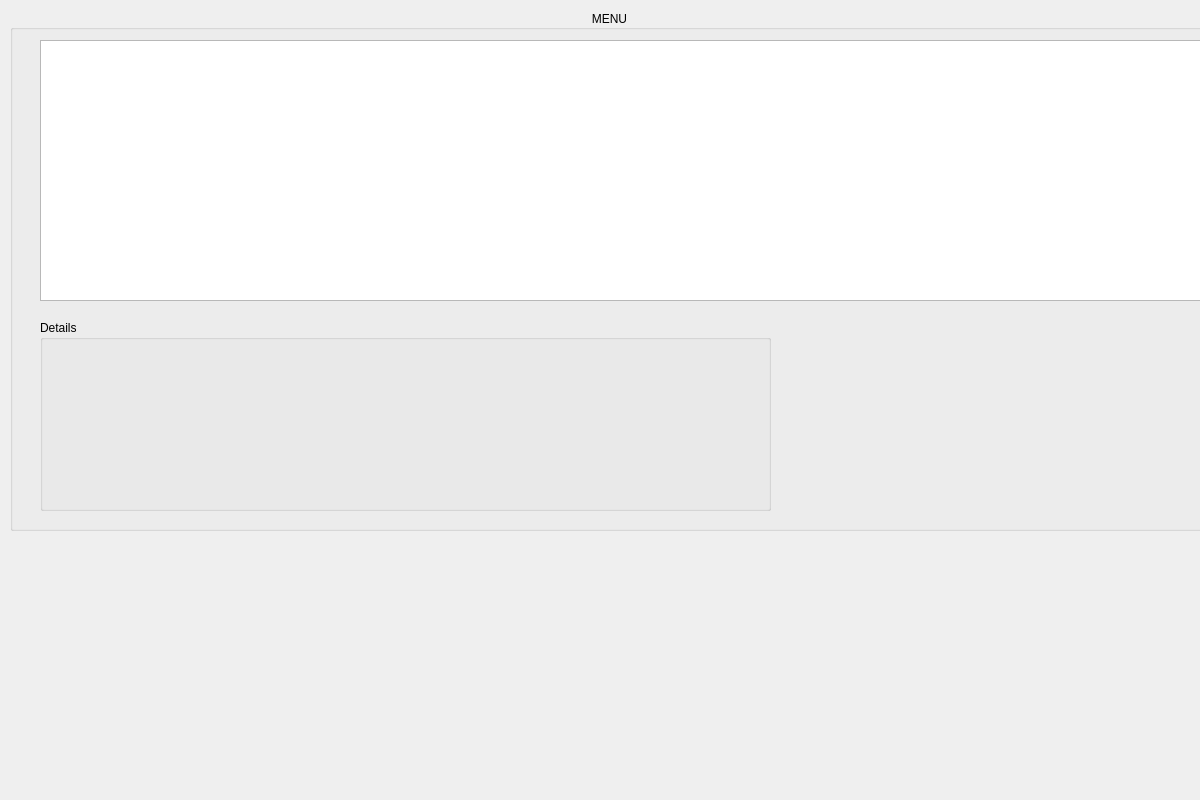
First picture: the form in menuwindow.ui, repository zhangzw16/Restaurant, before the edit.
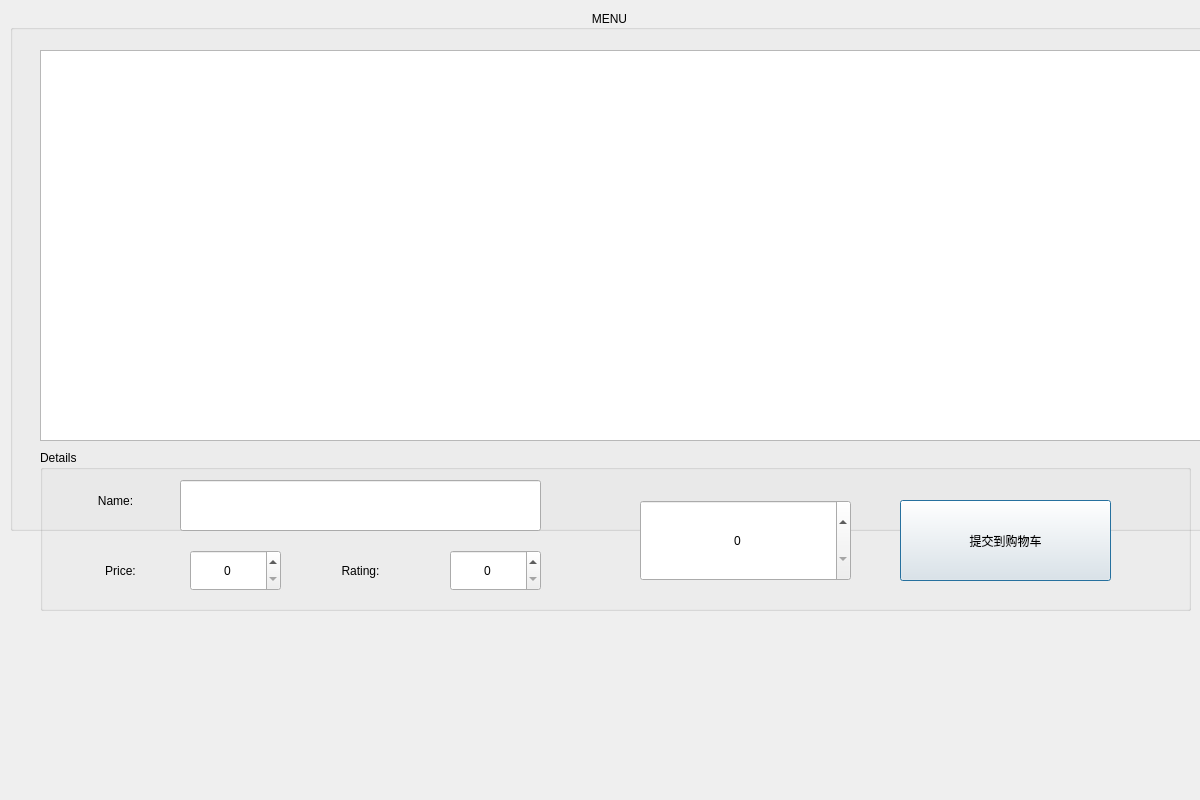
Second picture: the form after the edit.

Patch:
```diff
--- a/menuwindow.ui
+++ b/menuwindow.ui
@@ -44,9 +44,9 @@
     <property name="geometry">
      <rect>
       <x>30</x>
-      <y>30</y>
+      <y>40</y>
       <width>1200</width>
-      <height>261</height>
+      <height>391</height>
      </rect>
     </property>
     <property name="minimumSize">
@@ -56,17 +56,130 @@
      </size>
     </property>
    </widget>
-   <widget class="QGroupBox" name="groupBox_2">
+  </widget>
+  <widget class="QGroupBox" name="groupBox_2">
+   <property name="geometry">
+    <rect>
+     <x>40</x>
+     <y>450</y>
+     <width>1151</width>
+     <height>161</height>
+    </rect>
+   </property>
+   <property name="title">
+    <string>Details</string>
+   </property>
+   <widget class="QLabel" name="label">
     <property name="geometry">
      <rect>
-      <x>30</x>
-      <y>310</y>
-      <width>731</width>
-      <height>191</height>
+      <x>20</x>
+      <y>30</y>
+      <width>111</width>
+      <height>41</height>
      </rect>
     </property>
-    <property name="title">
-     <string>Details</string>
+    <property name="text">
+     <string>Name:</string>
+    </property>
+    <property name="alignment">
+     <set>Qt::AlignCenter</set>
+    </property>
+   </widget>
+   <widget class="QLineEdit" name="NameLineEdit">
+    <property name="geometry">
+     <rect>
+      <x>140</x>
+      <y>30</y>
+      <width>361</width>
+      <height>51</height>
+     </rect>
+    </property>
+    <property name="alignment">
+     <set>Qt::AlignCenter</set>
+    </property>
+   </widget>
+   <widget class="QLabel" name="label_3">
+    <property name="geometry">
+     <rect>
+      <x>250</x>
+      <y>100</y>
+      <width>141</width>
+      <height>41</height>
+     </rect>
+    </property>
+    <property name="text">
+     <string>Rating:</string>
+    </property>
+    <property name="alignment">
+     <set>Qt::AlignCenter</set>
+    </property>
+   </widget>
+   <widget class="QSpinBox" name="ratingSpinBox">
+    <property name="geometry">
+     <rect>
+      <x>410</x>
+      <y>100</y>
+      <width>91</width>
+      <height>41</height>
+     </rect>
+    </property>
+    <property name="alignment">
+     <set>Qt::AlignCenter</set>
+    </property>
+   </widget>
+   <widget class="QLabel" name="label_4">
+    <property name="geometry">
+     <rect>
+      <x>10</x>
+      <y>100</y>
+      <width>141</width>
+      <height>41</height>
+     </rect>
+    </property>
+    <property name="text">
+     <string>Price:</string>
+    </property>
+    <property name="alignment">
+     <set>Qt::AlignCenter</set>
+    </property>
+   </widget>
+   <widget class="QSpinBox" name="priceSpinBox">
+    <property name="geometry">
+     <rect>
+      <x>150</x>
+      <y>100</y>
+      <width>91</width>
+      <height>41</height>
+     </rect>
+    </property>
+    <property name="alignment">
+     <set>Qt::AlignCenter</set>
+    </property>
+   </widget>
+   <widget class="QSpinBox" name="commitSpinBox">
+    <property name="geometry">
+     <rect>
+      <x>600</x>
+      <y>50</y>
+      <width>211</width>
+      <height>81</height>
+     </rect>
+    </property>
+    <property name="alignment">
+     <set>Qt::AlignCenter</set>
+    </property>
+   </widget>
+   <widget class="QPushButton" name="commitBtn">
+    <property name="geometry">
+     <rect>
+      <x>860</x>
+      <y>50</y>
+      <width>211</width>
+      <height>81</height>
+     </rect>
+    </property>
+    <property name="text">
+     <string>提交到购物车</string>
     </property>
    </widget>
   </widget>
```
